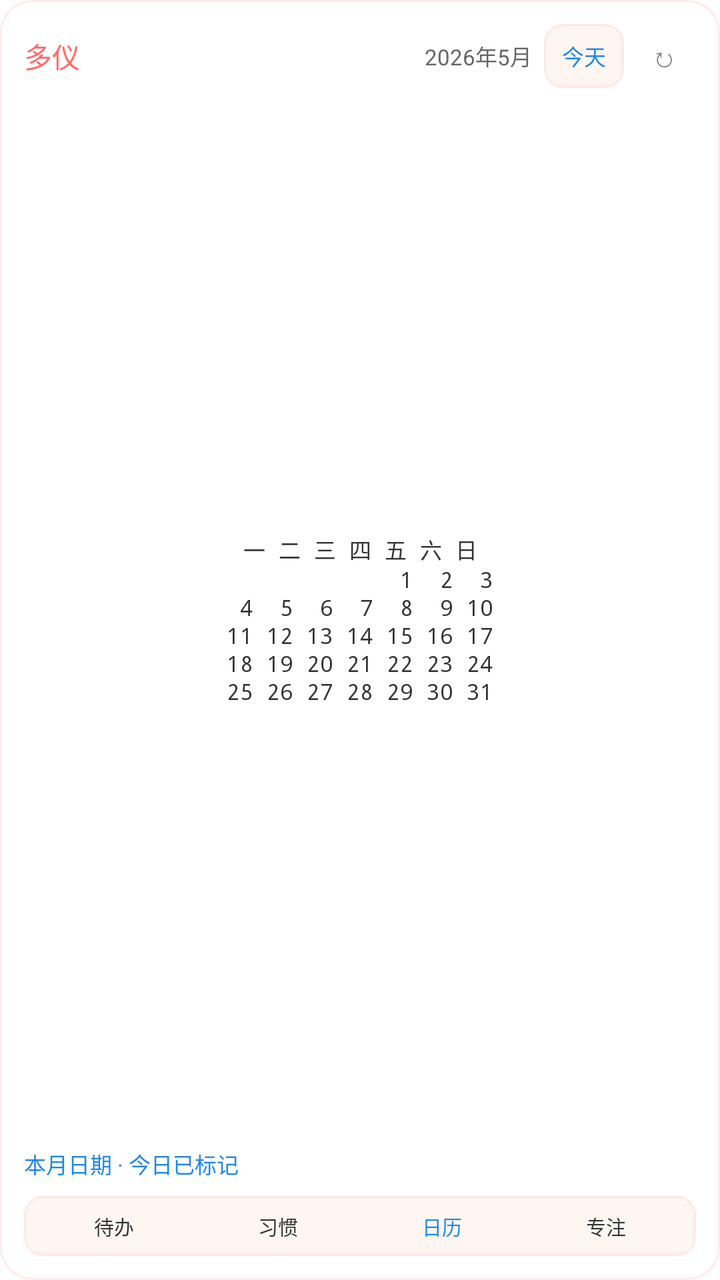
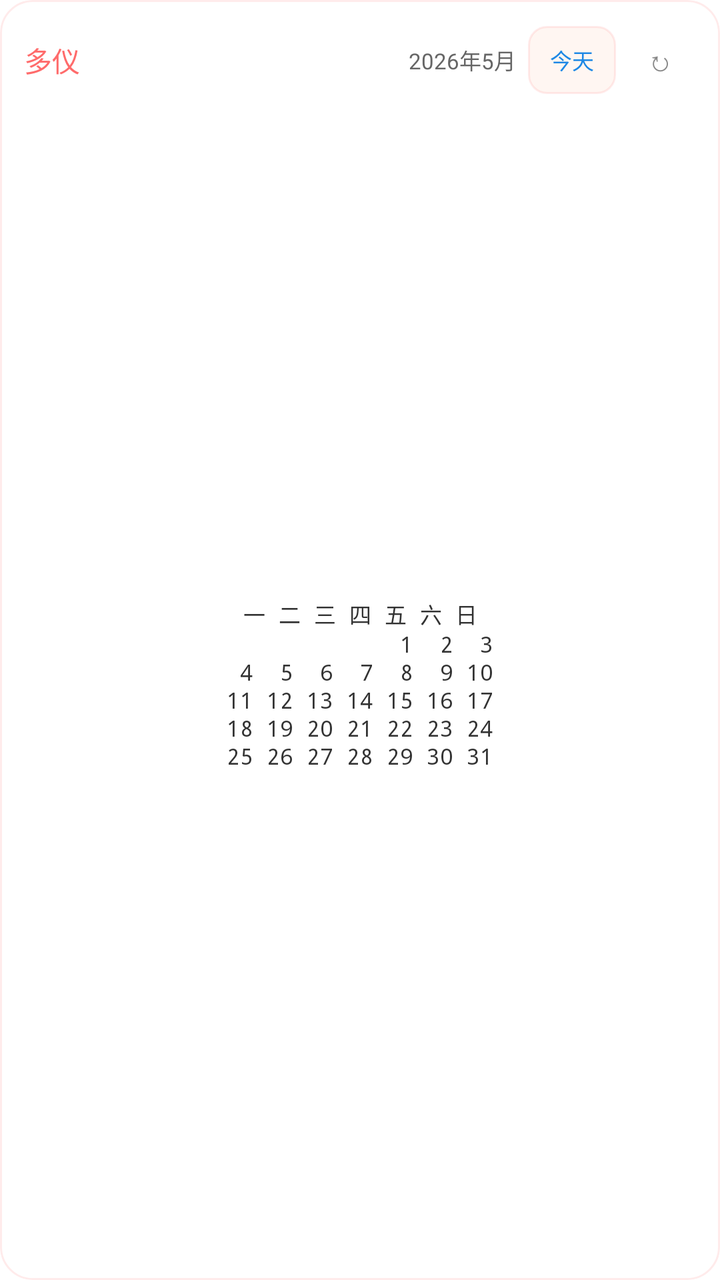

The first picture is an Android layout as it rendered before a commit; the second is the same layout after the commit. The layout source and the unified diff follow.
<!-- AndroidManifest.xml: fallback theme Theme.MaterialComponents.DayNight.NoActionBar -->
<!-- res/layout/duoyi_calendar_widget.xml -->
<?xml version="1.0" encoding="utf-8"?>
<FrameLayout xmlns:android="http://schemas.android.com/apk/res/android"
    android:id="@+id/widget_calendar_root"
    android:layout_width="match_parent"
    android:layout_height="match_parent"
    android:background="@drawable/widget_bg_round_16"
    android:clipToOutline="true"
    android:outlineProvider="background">

    <ImageView
        android:id="@+id/widget_theme_background"
        android:layout_width="match_parent"
        android:layout_height="match_parent"
        android:contentDescription="@null"
        android:scaleType="centerCrop"
        android:visibility="gone" />

    <TextView
        android:id="@+id/widget_theme_overlay"
        android:layout_width="match_parent"
        android:layout_height="match_parent"
        android:maxLines="1"
        android:ellipsize="end"
        android:visibility="gone" />

    <LinearLayout
        android:layout_width="match_parent"
        android:layout_height="match_parent"
        android:orientation="vertical"
        android:padding="12dp">

    <LinearLayout
        android:layout_width="match_parent"
        android:layout_height="wrap_content"
        android:gravity="center_vertical"
        android:orientation="horizontal">

        <TextView
            android:id="@+id/widget_calendar_title"
            android:layout_width="0dp"
            android:layout_height="wrap_content"
            android:layout_weight="1"
            android:ellipsize="end"
            android:maxLines="1"
            android:text="多仪"
            android:textColor="#FF6B6B"
            android:textSize="14sp" />

        <TextView
            android:id="@+id/widget_calendar_month"
            android:layout_width="wrap_content"
            android:layout_height="wrap_content"
            android:ellipsize="end"
            android:maxWidth="82dp"
            android:maxLines="1"
            android:text="2026年5月"
            android:textColor="#666666"
            android:textSize="11sp" />

        <TextView
            android:id="@+id/widget_calendar_today_button"
            android:layout_width="40dp"
            android:layout_height="32dp"
            android:minHeight="32dp"
            android:layout_marginLeft="6dp"
            android:background="@drawable/widget_nav_bg"
            android:gravity="center"
            android:ellipsize="end"
            android:maxLines="1"
            android:text="今天"
            android:textColor="#1E88E5"
            android:textSize="11sp" />

        <TextView
            android:id="@+id/widget_refresh"
            android:layout_width="32dp"
            android:layout_height="32dp"
            android:layout_marginLeft="4dp"
            android:gravity="center"
            android:ellipsize="end"
            android:maxLines="1"
            android:text="↻"
            android:contentDescription="刷新小组件"
            android:textColor="#888888"
            android:textSize="14sp" />
    </LinearLayout>

    <TextView
        android:id="@+id/widget_calendar_grid"
        android:layout_width="match_parent"
        android:layout_height="0dp"
        android:layout_weight="1"
        android:layout_marginTop="8dp"
        android:gravity="center"
        android:includeFontPadding="false"
        android:lineSpacingExtra="1dp"
        android:text="一 二 三 四 五 六 日&#10;             1  2  3&#10; 4  5  6  7  8  9 10&#10;11 12 13 14 15 16 17&#10;18 19 20 21 22 23 24&#10;25 26 27 28 29 30 31"
        android:textColor="#333333"
        android:textSize="11sp"
        android:typeface="monospace" />

    <TextView
        android:id="@+id/widget_calendar_summary"
        android:layout_width="match_parent"
        android:layout_height="wrap_content"
        android:layout_marginTop="6dp"
        android:ellipsize="end"
        android:maxLines="1"
        android:text="本月日期 · 今日已标记"
        android:textColor="#1E88E5"
        android:textSize="11sp" />

    <LinearLayout
        android:id="@+id/widget_calendar_bottom_nav"
        android:layout_width="match_parent"
        android:layout_height="30dp"
        android:layout_marginTop="8dp"
        android:background="@drawable/widget_nav_bg"
        android:gravity="center"
        android:orientation="horizontal"
        android:paddingLeft="4dp"
        android:paddingRight="4dp"
        android:weightSum="4">

        <TextView
            android:id="@+id/widget_calendar_nav_todo"
            android:layout_width="0dp"
            android:layout_height="match_parent"
            android:layout_weight="1"
            android:gravity="center"
            android:ellipsize="end"
            android:maxLines="1"
            android:text="待办"
            android:textColor="#333333"
            android:textSize="10sp" />

        <TextView
            android:id="@+id/widget_calendar_nav_habit"
            android:layout_width="0dp"
            android:layout_height="match_parent"
            android:layout_weight="1"
            android:gravity="center"
            android:ellipsize="end"
            android:maxLines="1"
            android:text="习惯"
            android:textColor="#333333"
            android:textSize="10sp" />

        <TextView
            android:id="@+id/widget_calendar_nav_calendar"
            android:layout_width="0dp"
            android:layout_height="match_parent"
            android:layout_weight="1"
            android:gravity="center"
            android:ellipsize="end"
            android:maxLines="1"
            android:text="日历"
            android:textColor="#1E88E5"
            android:textSize="10sp" />

        <TextView
            android:id="@+id/widget_calendar_nav_focus"
            android:layout_width="0dp"
            android:layout_height="match_parent"
            android:layout_weight="1"
            android:gravity="center"
            android:ellipsize="end"
            android:maxLines="1"
            android:text="专注"
            android:textColor="#333333"
            android:textSize="10sp" />
    </LinearLayout>
    </LinearLayout>
</FrameLayout>
<!-- resources referenced by this layout -->
<resources>
  <!-- drawable widget_bg_round_16 (drawable) -->
  <?xml version="1.0" encoding="utf-8"?>
  <shape xmlns:android="http://schemas.android.com/apk/res/android"
      android:shape="rectangle">
      <corners android:radius="16dp" />
      <solid android:color="#FFFFFFFF" />
      <stroke android:width="1dp" android:color="#22FF6B6B" />
  </shape>
  <!-- drawable widget_nav_bg (drawable) -->
  <?xml version="1.0" encoding="utf-8"?>
  <shape xmlns:android="http://schemas.android.com/apk/res/android"
      android:shape="rectangle">
      <corners android:radius="9dp" />
      <solid android:color="#FFFFF6F2" />
      <stroke android:width="1dp" android:color="#22FF6B6B" />
  </shape>
</resources>

<!-- the commit's change to res/layout/duoyi_calendar_widget.xml (unified diff, before → after) -->
@@ -59,10 +59,13 @@
 
         <TextView
             android:id="@+id/widget_calendar_today_button"
-            android:layout_width="40dp"
-            android:layout_height="32dp"
-            android:minHeight="32dp"
+            android:layout_width="wrap_content"
+            android:layout_height="34dp"
+            android:minWidth="44dp"
+            android:minHeight="34dp"
             android:layout_marginLeft="6dp"
+            android:paddingLeft="8dp"
+            android:paddingRight="8dp"
             android:background="@drawable/widget_nav_bg"
             android:gravity="center"
             android:ellipsize="end"
@@ -73,8 +76,10 @@
 
         <TextView
             android:id="@+id/widget_refresh"
-            android:layout_width="32dp"
-            android:layout_height="32dp"
+            android:layout_width="36dp"
+            android:layout_height="36dp"
+            android:minWidth="36dp"
+            android:minHeight="36dp"
             android:layout_marginLeft="4dp"
             android:gravity="center"
             android:ellipsize="end"
@@ -108,7 +113,8 @@
         android:maxLines="1"
         android:text="本月日期 · 今日已标记"
         android:textColor="#1E88E5"
-        android:textSize="11sp" />
+        android:textSize="11sp"
+        android:visibility="gone" />
 
     <LinearLayout
         android:id="@+id/widget_calendar_bottom_nav"
@@ -120,7 +126,8 @@
         android:orientation="horizontal"
         android:paddingLeft="4dp"
         android:paddingRight="4dp"
-        android:weightSum="4">
+        android:weightSum="4"
+        android:visibility="gone">
 
         <TextView
             android:id="@+id/widget_calendar_nav_todo"
